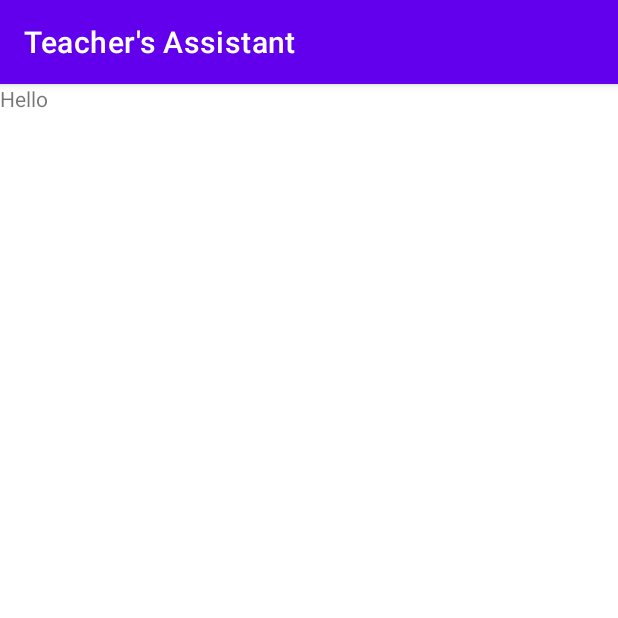
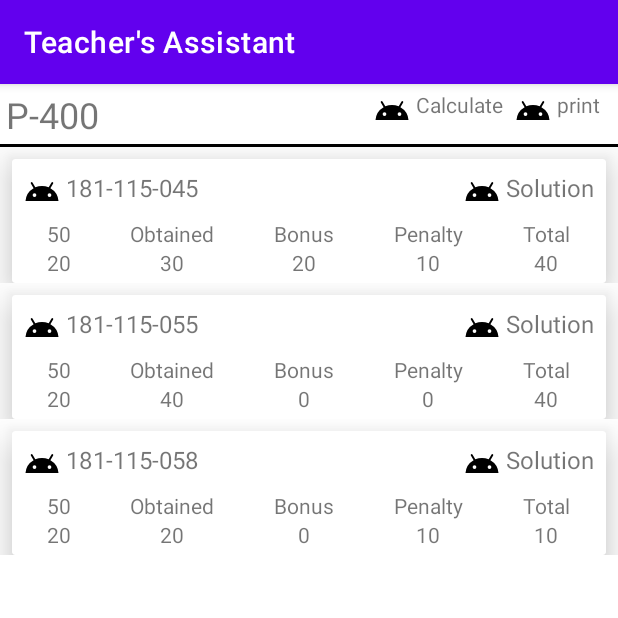
Before and after one commit to Nasif-Imtiaj/Teacher-s-Assistant, an Android app: the fragment AssignmentScreenFragment shown on its own in the app's theme, on a phone screen of 412 x 824 dp, the top half of it. Run offline under Robolectric (Android 15) with nearby library versions, the phone set to English and light mode, and no system bars.

Commit message:
created assignment screen UI. Implemented to display students marks with dummy data.

```diff
--- a/app/src/main/java/com/ni/models/MarksModel.kt
+++ b/app/src/main/java/com/ni/models/MarksModel.kt
@@ -1,3 +1,3 @@
 package com.ni.models
 
-data class MarksModel(val obtained:Int,val penalty:Int,val bonus:Int,val totalObtained:Int,val totalMark:Int)
+data class MarksModel(val obtained:Int,val penalty:Int,val bonus:Int,val total:Int,val examMarks:Int)
--- a/app/src/main/java/com/ni/models/SubmitModel.kt
+++ b/app/src/main/java/com/ni/models/SubmitModel.kt
@@ -2,4 +2,4 @@ package com.ni.models
 
 import com.ni.core.constants.SubjectCode
 
-data class SubmitModel(val studentID:String, val submissionTime:String, val subjectCode:SubjectCode, val mark:MarksModel, val report:String)
+data class SubmitModel(val studentID:String, val submissionTime:String, val subjectCode:SubjectCode, val marks:MarksModel, val report:String)
--- a/app/src/main/java/com/ni/repository/SubmissionDataList.kt
+++ b/app/src/main/java/com/ni/repository/SubmissionDataList.kt
@@ -15,7 +15,7 @@ object SubmissionDataList {
                 "181-115-045",
                 "11/06/22,11:59pm",
                 SubjectCode.P_300,
-                MarksModel(0,0,0,0,0),
+                MarksModel(30,10,20,40,50),
                 "Hey this is a trial project submission test"
             )
         )
@@ -24,7 +24,7 @@ object SubmissionDataList {
                 "181-115-055",
                 "11/06/22,11:59pm",
                 SubjectCode.P_300,
-                MarksModel(0,0,0,0,0),
+                MarksModel(40,0,0,40,50),
                 "Hey this is a trial project submission test2"
             )
         )
@@ -33,7 +33,7 @@ object SubmissionDataList {
                 "181-115-058",
                 "11/06/22,11:59pm",
                 SubjectCode.P_300,
-                MarksModel(0,0,0,0,0),
+                MarksModel(20,10,0,10,50),
                 "Hey this is a trial project submission test2"
             )
         )
--- a/app/src/main/java/com/ni/screens/assignmentScreen/AssignmentScreenFragment.kt
+++ b/app/src/main/java/com/ni/screens/assignmentScreen/AssignmentScreenFragment.kt
@@ -1,18 +1,14 @@
 package com.ni.screens.assignmentScreen
 
-import androidx.lifecycle.ViewModelProvider
-import android.os.Bundle
-import androidx.fragment.app.Fragment
-import android.view.LayoutInflater
-import android.view.View
-import android.view.ViewGroup
+import android.util.Log
 import androidx.activity.OnBackPressedCallback
 import androidx.fragment.app.viewModels
+import com.ni.core.adapter.AbstractAdapter
 import com.ni.core.baseClasses.BaseObservableFragment
-import com.ni.screens.teacherProfileScreen.TeacherProfileFragment
-import com.ni.screens.teacherProfileScreen.TeacherProfileViewModel
-import com.ni.teachersassistant.R
+import com.ni.models.SubmitModel
+import com.ni.screens.classRoomScreen.ClassRoomFragment
 import com.ni.teachersassistant.databinding.AssignmentScreenFragmentBinding
+import com.ni.teachersassistant.databinding.SubmitItemLayoutBinding
 
 class AssignmentScreenFragment :
     BaseObservableFragment<AssignmentScreenFragmentBinding, AssignmentScreenListener>(
@@ -20,10 +16,28 @@ class AssignmentScreenFragment :
     ) {
     companion object {
         const val TAG = "AssignmentScreenFragment"
-        fun newInstance() = AssignmentScreenFragment().apply {}
+        fun newInstance(name: String) = AssignmentScreenFragment().apply {}
     }
 
     val viewModel by viewModels<AssignmentScreenViewModel>()
+    private val submitListAdapter: AbstractAdapter<SubmitModel, SubmitItemLayoutBinding> by lazy {
+        object :
+            AbstractAdapter<SubmitModel, SubmitItemLayoutBinding>(SubmitItemLayoutBinding::inflate) {
+            override fun bind(
+                itemBinding: SubmitItemLayoutBinding,
+                item: SubmitModel,
+                position: Int
+            ) {
+                Log.d(ClassRoomFragment.TAG, "bind: ")
+                itemBinding.tvId.text = item.studentID
+                itemBinding.tvExamMarks.text = item.marks.examMarks.toString()
+                itemBinding.tvObtainedValue.text = item.marks.obtained.toString()
+                itemBinding.tvBonusValue.text = item.marks.bonus.toString()
+                itemBinding.tvPenaltyValue.text = item.marks.penalty.toString()
+                itemBinding.tvTotalValue.text = item.marks.total.toString()
+            }
+        }
+    }
 
 
     override fun initView() {
@@ -34,10 +48,13 @@ class AssignmentScreenFragment :
 
     private fun initUiListener() {
         initBtnListener()
+        initRecycler()
     }
 
     private fun initObservers() {
-
+        viewModel.assignmentDataList.observe(this) {
+            submitListAdapter.setItems(it)
+        }
     }
 
     private fun initBackPressed() {
@@ -49,6 +66,10 @@ class AssignmentScreenFragment :
             })
     }
 
+    private fun initRecycler() {
+        binding.optionRecyclerViewASF.adapter = submitListAdapter
+    }
+
     private fun initBtnListener() {
 
     }
--- a/app/src/main/java/com/ni/screens/assignmentScreen/AssignmentScreenViewModel.kt
+++ b/app/src/main/java/com/ni/screens/assignmentScreen/AssignmentScreenViewModel.kt
@@ -1,7 +1,15 @@
 package com.ni.screens.assignmentScreen
 
+import androidx.lifecycle.MutableLiveData
 import androidx.lifecycle.ViewModel
+import com.ni.models.SubmitModel
+import com.ni.repository.SubmissionDataList
+
 
 class AssignmentScreenViewModel : ViewModel() {
-    // TODO: Implement the ViewModel
+    val assignmentDataList = MutableLiveData<List<SubmitModel>>()
+    private val _assignmentDataList = SubmissionDataList
+    init {
+        assignmentDataList.postValue(_assignmentDataList.submissionDataList)
+    }
 }
--- a/app/src/main/java/com/ni/screens/classRoomScreen/ClassRoomFragment.kt
+++ b/app/src/main/java/com/ni/screens/classRoomScreen/ClassRoomFragment.kt
@@ -9,6 +9,7 @@ import com.ni.core.adapter.AbstractAdapter
 import com.ni.core.baseClasses.BaseObservableFragment
 import com.ni.models.AssignmentModel
 import com.ni.models.StudentInfoModel
+import com.ni.screens.assignmentScreen.AssignmentScreenFragment
 import com.ni.screens.studentProfileScreen.StudentProfileFragment
 import com.ni.teachersassistant.R
 import com.ni.teachersassistant.databinding.AssignmentItemLayoutBinding
@@ -41,7 +42,7 @@ class ClassRoomFragment :
                 itemBinding.tvBatch.text = item.batch
                 itemBinding.tvSection.text = item.section
                 itemBinding.cvMainContainer.setOnClickListener {
-                loadStudentProfile()
+                    loadStudentProfile()
                 }
             }
         }
@@ -49,15 +50,20 @@ class ClassRoomFragment :
 
     private val assignmentAdapter: AbstractAdapter<AssignmentModel, AssignmentItemLayoutBinding> by lazy {
         object :
-            AbstractAdapter<AssignmentModel, AssignmentItemLayoutBinding>(AssignmentItemLayoutBinding::inflate) {
+            AbstractAdapter<AssignmentModel, AssignmentItemLayoutBinding>(
+                AssignmentItemLayoutBinding::inflate
+            ) {
             override fun bind(
                 itemBinding: AssignmentItemLayoutBinding,
                 item: AssignmentModel,
                 position: Int
             ) {
-              itemBinding.tvTitle.text = item.name
-              itemBinding.tvDueDate.text = item.endDate
-              itemBinding.tvCounter.text = "16/20"
+                itemBinding.tvTitle.text = item.name
+                itemBinding.tvDueDate.text = item.endDate
+                itemBinding.tvCounter.text = "16/20"
+                itemBinding.acMainContainer.setOnClickListener {
+                    loadAssignmentScreen(item.name)
+                }
             }
         }
     }
@@ -110,6 +116,11 @@ class ClassRoomFragment :
         loadSubFragment(fragment, R.id.flCRFContainer, StudentProfileFragment.TAG)
     }
 
+    fun loadAssignmentScreen(assignmentName:String) {
+        var fragment = AssignmentScreenFragment.newInstance(assignmentName)
+        loadSubFragment(fragment, R.id.flCRFContainer, AssignmentScreenFragment.TAG)
+    }
+
     private fun loadSubFragment(
         newFragment: Fragment,
         containerId: Int,
--- a/app/src/main/res/layout/assignment_item_layout.xml
+++ b/app/src/main/res/layout/assignment_item_layout.xml
@@ -1,6 +1,7 @@
 <?xml version="1.0" encoding="utf-8"?>
 <androidx.constraintlayout.widget.ConstraintLayout xmlns:android="http://schemas.android.com/apk/res/android"
     xmlns:app="http://schemas.android.com/apk/res-auto"
+    android:id="@+id/acMainContainer"
     android:layout_width="match_parent"
     android:layout_height="wrap_content">
 
--- a/app/src/main/res/layout/assignment_screen_fragment.xml
+++ b/app/src/main/res/layout/assignment_screen_fragment.xml
@@ -1,13 +1,60 @@
 <?xml version="1.0" encoding="utf-8"?>
-<FrameLayout xmlns:android="http://schemas.android.com/apk/res/android"
+<androidx.constraintlayout.widget.ConstraintLayout xmlns:android="http://schemas.android.com/apk/res/android"
+    xmlns:app="http://schemas.android.com/apk/res-auto"
     xmlns:tools="http://schemas.android.com/tools"
     android:layout_width="match_parent"
     android:layout_height="match_parent"
+    android:background="#FFFFFF"
     tools:context="com.ni.screens.assignmentScreen.AssignmentScreenFragment">
 
     <TextView
+        android:id="@+id/tvName"
         android:layout_width="match_parent"
         android:layout_height="match_parent"
-        android:text="Hello" />
+        android:padding="4dp"
+        android:text="P-400"
+        android:textSize="24dp" />
 
-</FrameLayout>
+    <TextView
+        android:id="@+id/tvCalculate"
+        android:layout_width="wrap_content"
+        android:layout_height="wrap_content"
+        android:drawableStart="@drawable/ic_dummy"
+        android:drawablePadding="4dp"
+        android:padding="4dp"
+        android:text="Calculate"
+        app:layout_constraintEnd_toStartOf="@id/tvPrint"
+        app:layout_constraintTop_toTopOf="parent" />
+
+    <TextView
+        android:id="@+id/tvPrint"
+        android:layout_width="wrap_content"
+        android:layout_height="wrap_content"
+        android:layout_marginEnd="8dp"
+        android:drawableStart="@drawable/ic_dummy"
+        android:drawablePadding="4dp"
+        android:padding="4dp"
+        android:text="print"
+        app:layout_constraintEnd_toEndOf="parent"
+        app:layout_constraintTop_toTopOf="parent" />
+
+    <View
+        android:id="@+id/vDivider"
+        android:layout_width="match_parent"
+        android:layout_height="2dp"
+        android:layout_marginVertical="8dp"
+        android:background="@color/black"
+        app:layout_constraintTop_toBottomOf="@id/tvPrint" />
+
+
+    <androidx.recyclerview.widget.RecyclerView
+        android:id="@+id/optionRecyclerViewASF"
+        android:layout_width="match_parent"
+        android:layout_height="wrap_content"
+        android:orientation="vertical"
+        app:layoutManager="androidx.recyclerview.widget.LinearLayoutManager"
+        app:layout_constraintStart_toStartOf="parent"
+        app:layout_constraintTop_toBottomOf="@id/vDivider" />
+
+
+</androidx.constraintlayout.widget.ConstraintLayout>
--- /dev/null
+++ b/app/src/main/res/layout/submit_item_layout.xml
@@ -0,0 +1,154 @@
+<?xml version="1.0" encoding="utf-8"?>
+<androidx.constraintlayout.widget.ConstraintLayout xmlns:android="http://schemas.android.com/apk/res/android"
+    xmlns:app="http://schemas.android.com/apk/res-auto"
+    android:layout_width="match_parent"
+    android:layout_height="wrap_content">
+
+    <androidx.cardview.widget.CardView
+        android:layout_width="match_parent"
+        android:layout_height="wrap_content"
+        android:layout_margin="8dp"
+        app:cardElevation="16dp"
+        app:contentPadding="4dp"
+        app:layout_constraintStart_toStartOf="parent"
+        app:layout_constraintTop_toTopOf="parent">
+
+        <androidx.constraintlayout.widget.ConstraintLayout
+            android:layout_width="match_parent"
+            android:layout_height="match_parent">
+
+            <TextView
+                android:id="@+id/tvId"
+                android:layout_width="wrap_content"
+                android:layout_height="wrap_content"
+                android:drawableStart="@drawable/ic_dummy"
+                android:drawablePadding="4dp"
+                android:padding="4dp"
+                android:text="ID : 181-115-045"
+                android:textSize="16dp"
+                app:layout_constraintStart_toStartOf="parent"
+                app:layout_constraintTop_toTopOf="parent" />
+
+            <TextView
+                android:id="@+id/tvSolution"
+                android:layout_width="wrap_content"
+                android:layout_height="wrap_content"
+                android:drawableStart="@drawable/ic_dummy"
+                android:drawablePadding="4dp"
+                android:padding="4dp"
+                android:text="Solution"
+                android:textSize="16dp"
+                app:layout_constraintEnd_toEndOf="parent"
+                app:layout_constraintTop_toTopOf="parent" />
+
+            <TableLayout
+                android:layout_width="match_parent"
+                android:layout_height="wrap_content"
+                android:layout_marginTop="4dp"
+                app:layout_constraintStart_toStartOf="parent"
+                app:layout_constraintTop_toBottomOf="@id/tvId">
+
+                <TableRow
+                    android:id="@+id/llMarkName"
+                    android:layout_width="match_parent"
+                    android:layout_height="wrap_content"
+                    android:weightSum="5">
+
+                    <TextView
+                        android:id="@+id/tvExamMarks"
+                        android:layout_width="wrap_content"
+                        android:layout_height="wrap_content"
+                        android:layout_weight="1"
+                        android:gravity="center"
+                        android:text="Exam marks" />
+
+                    <TextView
+                        android:id="@+id/tvObtained"
+                        android:layout_width="wrap_content"
+                        android:layout_height="wrap_content"
+                        android:layout_weight="1"
+                        android:gravity="center"
+                        android:text="Obtained" />
+
+                    <TextView
+                        android:id="@+id/tvBonus"
+                        android:layout_width="wrap_content"
+                        android:layout_height="wrap_content"
+                        android:layout_weight="1"
+                        android:gravity="center"
+                        android:text="Bonus" />
+
+                    <TextView
+                        android:id="@+id/tvPenalty"
+                        android:layout_width="wrap_content"
+                        android:layout_height="wrap_content"
+                        android:layout_weight="1"
+                        android:gravity="center"
+                        android:text="Penalty" />
+
+                    <TextView
+                        android:id="@+id/tvTotal"
+                        android:layout_width="wrap_content"
+                        android:layout_height="wrap_content"
+                        android:layout_weight="1"
+                        android:gravity="center"
+                        android:text="Total" />
+                </TableRow>
+
+                <TableRow
+                    android:id="@+id/llMarkValue"
+                    android:layout_width="match_parent"
+                    android:layout_height="wrap_content"
+                    android:weightSum="5"
+                    app:layout_constraintStart_toStartOf="parent"
+                    app:layout_constraintTop_toBottomOf="@id/llMarkName">
+
+                    <TextView
+                        android:id="@+id/tvExamValue"
+                        android:layout_width="wrap_content"
+                        android:layout_height="wrap_content"
+                        android:layout_weight="1"
+                        android:gravity="center"
+                        android:text="20" />
+
+                    <TextView
+                        android:id="@+id/tvObtainedValue"
+                        android:layout_width="wrap_content"
+                        android:layout_height="wrap_content"
+                        android:layout_weight="1"
+                        android:gravity="center"
+                        android:text="15" />
+
+                    <TextView
+                        android:id="@+id/tvBonusValue"
+                        android:layout_width="wrap_content"
+                        android:layout_height="wrap_content"
+                        android:layout_weight="1"
+                        android:gravity="center"
+                        android:text="5" />
+
+                    <TextView
+                        android:id="@+id/tvPenaltyValue"
+                        android:layout_width="wrap_content"
+                        android:layout_height="wrap_content"
+                        android:layout_weight="1"
+                        android:gravity="center"
+                        android:text="10" />
+
+                    <TextView
+                        android:id="@+id/tvTotalValue"
+                        android:layout_width="wrap_content"
+                        android:layout_height="wrap_content"
+                        android:layout_weight="1"
+                        android:gravity="center"
+                        android:text="10" />
+                </TableRow>
+            </TableLayout>
+
+
+        </androidx.constraintlayout.widget.ConstraintLayout>
+
+    </androidx.cardview.widget.CardView>
+
+
+</androidx.constraintlayout.widget.ConstraintLayout>
```
